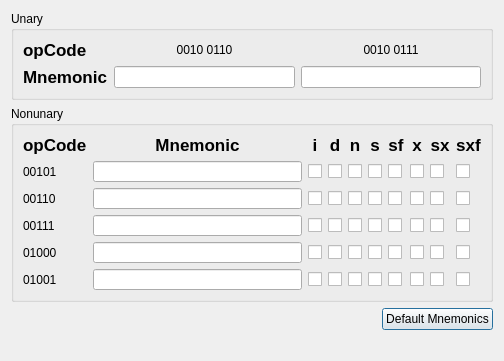
Before: the Qt Designer form redefinemnemonicsdialog.ui in StanWarford/pep9, drawn with Qt 5.
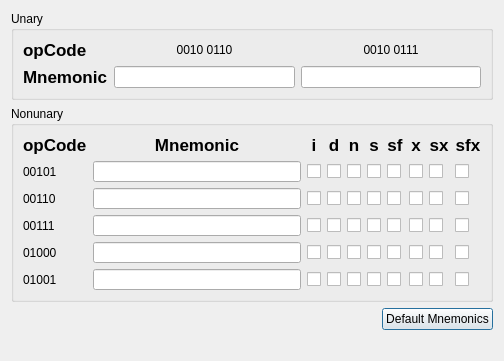
After: the same form once the commit is applied.

```diff
--- a/redefinemnemonicsdialog.ui
+++ b/redefinemnemonicsdialog.ui
@@ -325,7 +325,7 @@
          </font>
         </property>
         <property name="text">
-         <string>sxf</string>
+         <string>sfx</string>
         </property>
         <property name="alignment">
          <set>Qt::AlignCenter</set>
```
Left out of the diff: 22 changed lines with no effect on the pictures.
